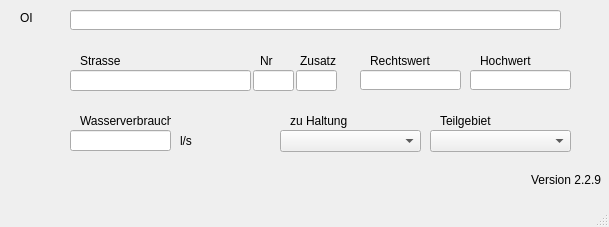
Qt form qkan/database/templates/swref.ui (hoettges/QKan) before a commit.
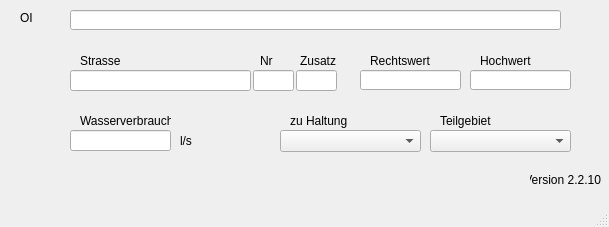
The same form after that commit.

What changed in the file:
```diff
--- a/qkan/database/templates/swref.ui
+++ b/qkan/database/templates/swref.ui
@@ -262,7 +262,7 @@
      <string>Version QKan Import</string>
     </property>
     <property name="text">
-     <string>Version 2.2.9</string>
+     <string>Version 2.2.10</string>
     </property>
     <property name="alignment">
      <set>Qt::AlignRight|Qt::AlignTrailing|Qt::AlignVCenter</set>
```
